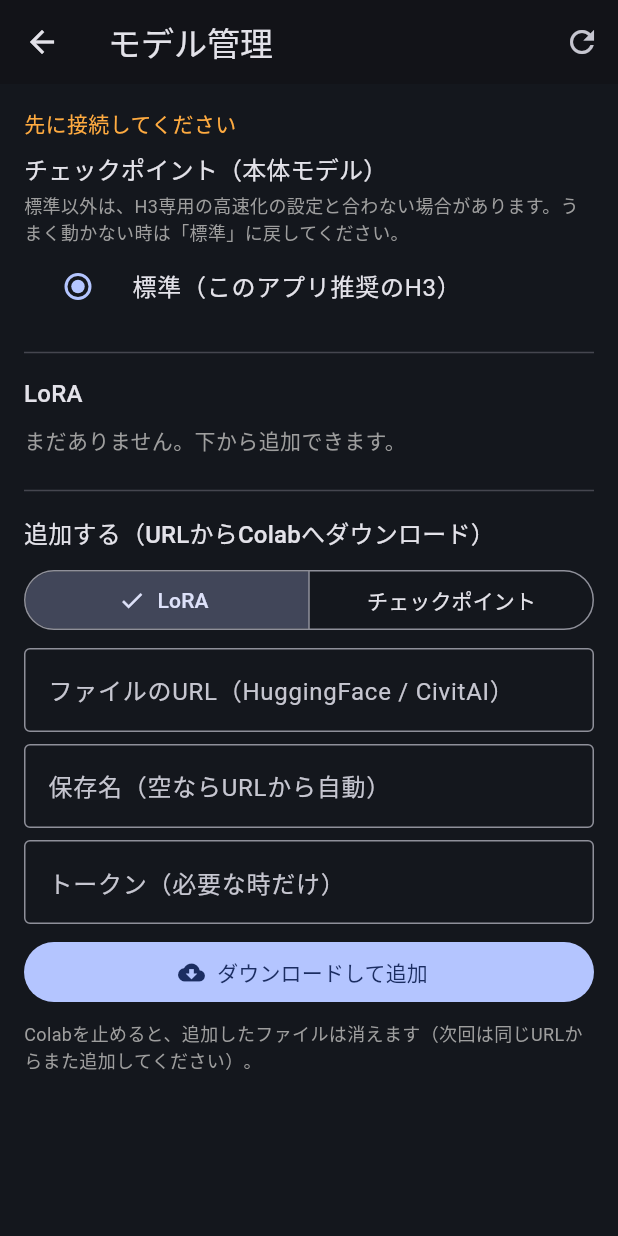
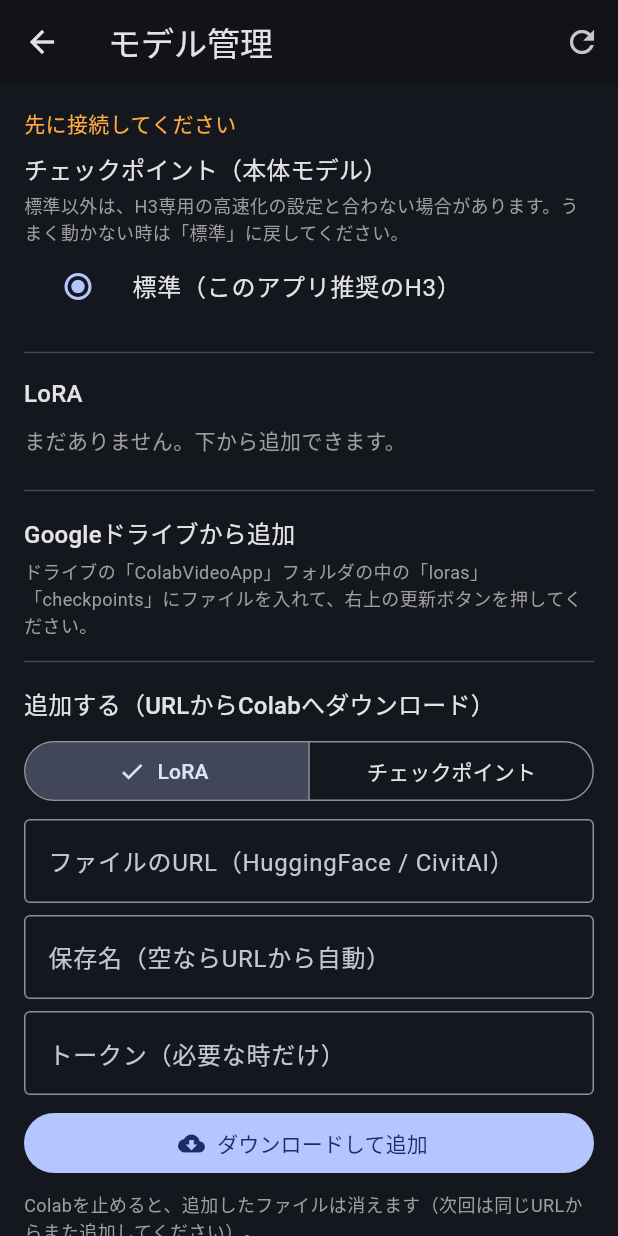
Before and after one commit to tachu2002/colab-video-app, a Flutter app: the ModelsPage screen opened directly with empty values, after a tap on "ダウンロードして追加", on a phone screen of 412 x 824 dp. Run offline on Flutter 3.47's test engine with Material 3 defaults, Android fonts, the phone set to English and light mode, and no system bars; our stand-ins replace image_picker, shared_preferences, video_player; missing offline and left inert: media_store_plus; accounts and stored records are empty; network calls fail.

Commit message:
Import checkpoints/LoRAs from Google Drive folder
Co-Authored-By: Claude Sonnet 5.5 <noreply@anthropic.com>
Claude-Session: https://claude.ai/code/session_011eKQXRMMNXj2BFW5Ye8Air

```diff
--- a/lib/api.dart
+++ b/lib/api.dart
@@ -118,6 +118,11 @@ class HelperApi {
   Future<Map<String, dynamic>> download(String url, String kind, String filename, String token) async =>
       Map<String, dynamic>.from(await _send('POST', '/download', {'url': url, 'kind': kind, 'filename': filename, 'token': token}));
 
+  Future<Map<String, dynamic>> driveList() async => Map<String, dynamic>.from(await _send('GET', '/drive/list'));
+
+  Future<Map<String, dynamic>> driveImport(String kind, String name) async =>
+      Map<String, dynamic>.from(await _send('POST', '/drive/import', {'kind': kind, 'name': name}));
+
   Future<Map<String, dynamic>> downloadStatus(String id) async => Map<String, dynamic>.from(await _send('GET', '/download/$id'));
 
   Future<void> deleteLora(String name) async { await _send('DELETE', '/models?kind=lora&name=${Uri.encodeQueryComponent(name)}'); }
--- a/lib/page_models.dart
+++ b/lib/page_models.dart
@@ -19,6 +19,7 @@ class _ModelsPageState extends State<ModelsPage> {
   final url = TextEditingController(), fname = TextEditingController(), token = TextEditingController();
   String kind = 'lora';
   Map<String, dynamic>? job;
+  Map<String, dynamic> drive = {};
   Timer? _t;
 
   HelperApi? get _api => widget.state.status == null ? null : HelperApi(widget.state.status!);
@@ -33,6 +34,7 @@ class _ModelsPageState extends State<ModelsPage> {
     final api = _api;
     if (api == null) { setState(() { loading = false; error = '先に接続してください'; }); return; }
     try {
+      try { drive = await api.driveList(); } catch (_) {}
       final m = await api.models();
       if (!mounted) return;
       setState(() {
@@ -50,7 +52,26 @@ class _ModelsPageState extends State<ModelsPage> {
     final api = _api;
     if (api == null || url.text.trim().isEmpty) return;
     try {
-      final j = await api.download(url.text.trim(), kind, fname.text.trim(), token.text.trim());
+      _watch(await api.download(url.text.trim(), kind, fname.text.trim(), token.text.trim()), clear: true);
+    } catch (e) {
+      setState(() => error = e.toString());
+    }
+  }
+
+  Future<void> _import(String k, String name) async {
+    final api = _api;
+    if (api == null) return;
+    try {
+      _watch(await api.driveImport(k, name));
+    } catch (e) {
+      setState(() => error = e.toString());
+    }
+  }
+
+  void _watch(Map<String, dynamic> j, {bool clear = false}) {
+    final api = _api;
+    if (api == null) return;
+    try {
       setState(() { job = j; error = null; });
       _t?.cancel();
       _t = Timer.periodic(const Duration(seconds: 3), (_) async {
@@ -58,7 +79,7 @@ class _ModelsPageState extends State<ModelsPage> {
           final s = await api.downloadStatus(j['id']);
           if (!mounted) return;
           setState(() => job = s);
-          if (s['state'] != 'running') { _t?.cancel(); if (s['state'] == 'done') { url.clear(); fname.clear(); _load(); } }
+          if (s['state'] != 'running') { _t?.cancel(); if (s['state'] == 'done') { if (clear) { url.clear(); fname.clear(); } _load(); } }
         } catch (_) {}
       });
     } catch (e) {
@@ -106,6 +127,20 @@ class _ModelsPageState extends State<ModelsPage> {
             }),
           ),
         const Divider(height: 32),
+        Text('Googleドライブから追加', style: Theme.of(context).textTheme.titleMedium),
+        const SizedBox(height: 4),
+        Text('ドライブの「ColabVideoApp」フォルダの中の「loras」「checkpoints」にファイルを入れて、右上の更新ボタンを押してください。', style: const TextStyle(fontSize: 12, color: Colors.grey)),
+        for (final k in ['checkpoint', 'lora'])
+          for (final it in ((drive[k] ?? []) as List))
+            ListTile(
+              dense: true, contentPadding: EdgeInsets.zero,
+              title: Text(it['name'].toString(), style: const TextStyle(fontSize: 13)),
+              subtitle: Text('${k == 'lora' ? 'LoRA' : 'チェックポイント'} ・ ${_mb(it['size'] as num)}', style: const TextStyle(fontSize: 11)),
+              trailing: it['imported'] == true
+                  ? const Text('取り込み済み', style: TextStyle(fontSize: 12, color: Colors.greenAccent))
+                  : FilledButton.tonal(onPressed: running ? null : () => _import(k, it['name'].toString()), child: const Text('取り込む')),
+            ),
+        const Divider(height: 32),
         Text('追加する（URLからColabへダウンロード）', style: Theme.of(context).textTheme.titleMedium),
         const SizedBox(height: 8),
         SegmentedButton<String>(
```
Also changed, not shown: 1 other file.
